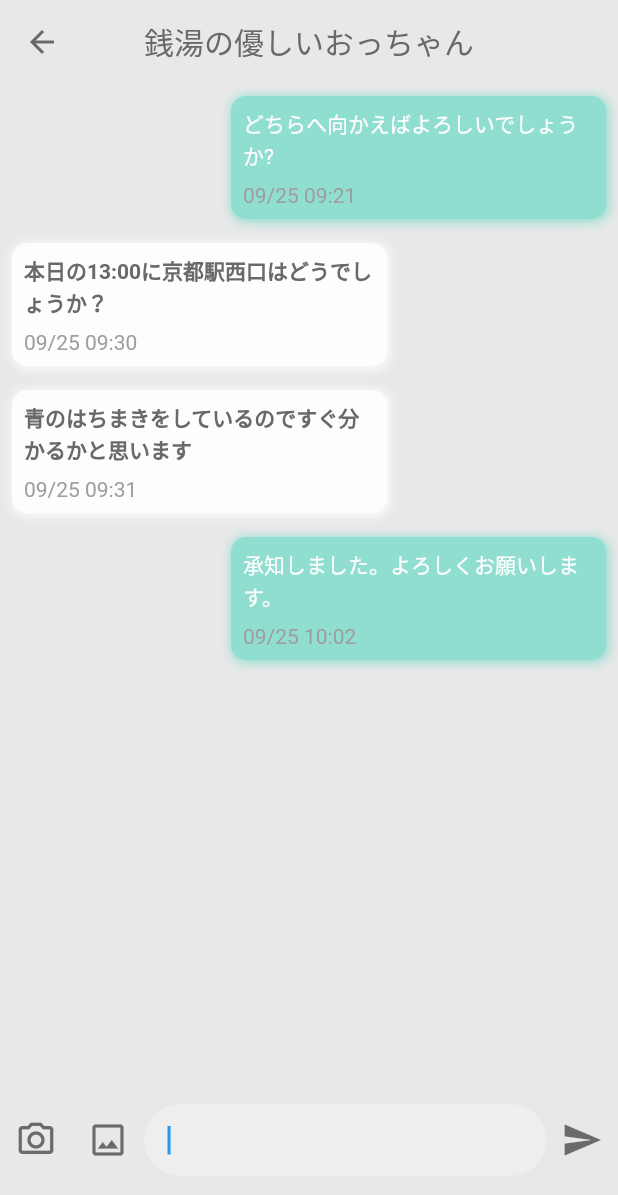
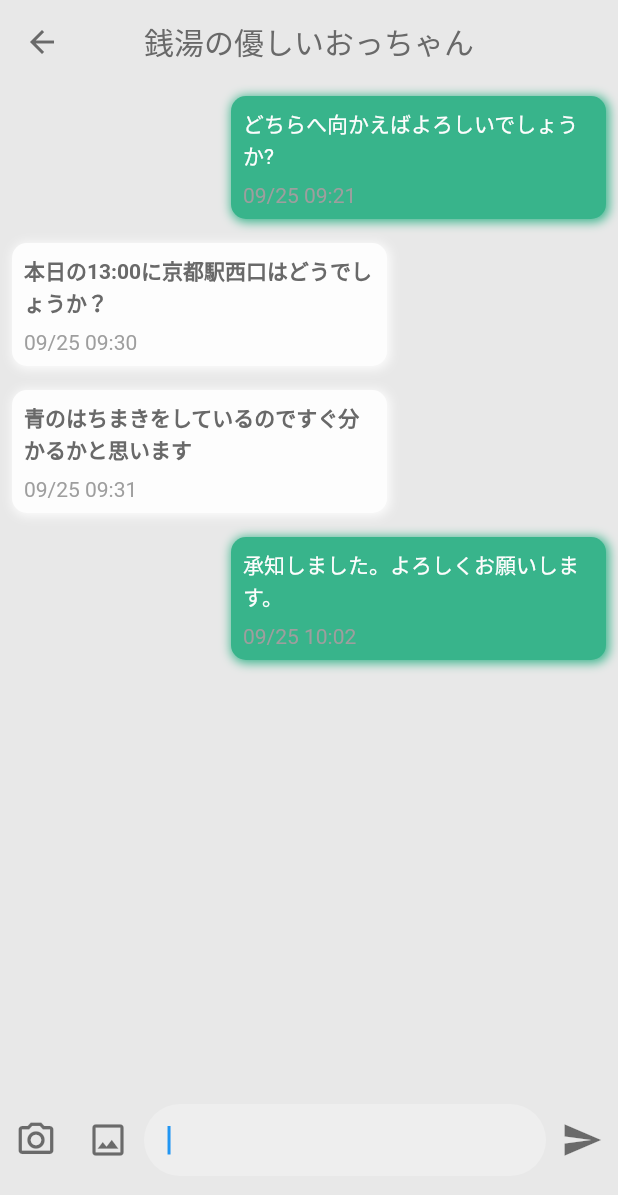
Before and after one commit to nozomi-koborinai/spajam2022-kyoto, a Flutter app: the screen it shows after launch, after a tap on "このガイドに決定", on a phone screen of 412 x 824 dp. Shown: the top 1195 px of the screen. Run offline on Flutter 3.47's test engine with Material 2 defaults, Android fonts, the phone set to English and light mode, and no system bars; our stand-ins replace audioplayers, card_swiper, cloud_firestore, firebase_auth, firebase_core; missing offline and left inert: flutter_stripe; accounts and stored records are empty.

Commit message:
メッセージボックスの背景色の緑を濃くした

```diff
--- a/lib/components.dart
+++ b/lib/components.dart
@@ -3,6 +3,7 @@ import 'package:flutter/src/widgets/container.dart';
 import 'package:flutter/src/widgets/framework.dart';
 import 'package:spajam2022_kyoto/states.dart';
 import 'package:spajam2022_kyoto/utils/app_colors.dart';
+import 'package:spajam2022_kyoto/utils/hex_color.dart';
 
 /// ガイドカード一枚分ウィジェット
 class GuideCard extends StatelessWidget {
@@ -224,11 +225,11 @@ class ChatMessageBox extends StatelessWidget {
                   ),
                   child: Container(
                     decoration: BoxDecoration(
-                      color: AppColors.lightGreen,
+                      color: HexColor('#38b48b'),
                       borderRadius: BorderRadius.circular(10),
                       boxShadow: [
                         BoxShadow(
-                          color: AppColors.lightGreen, //色
+                          color: HexColor('#38b48b'), //色
                           spreadRadius: 1,
                           blurRadius: 5,
                           offset: Offset(1, 1),
```
